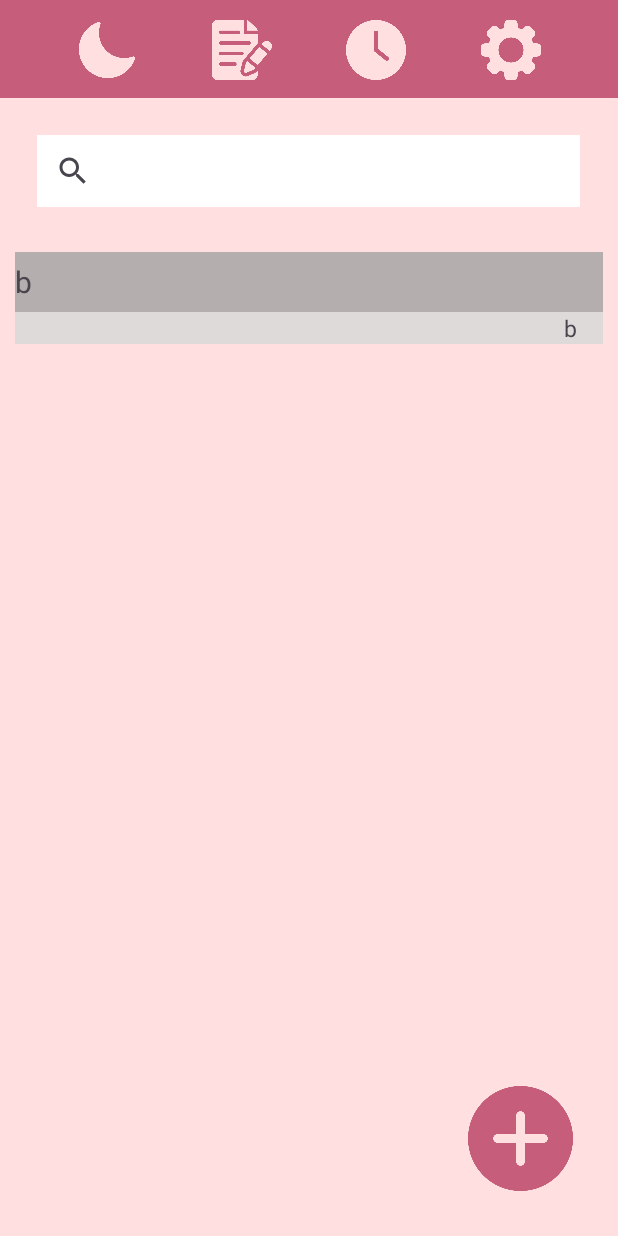
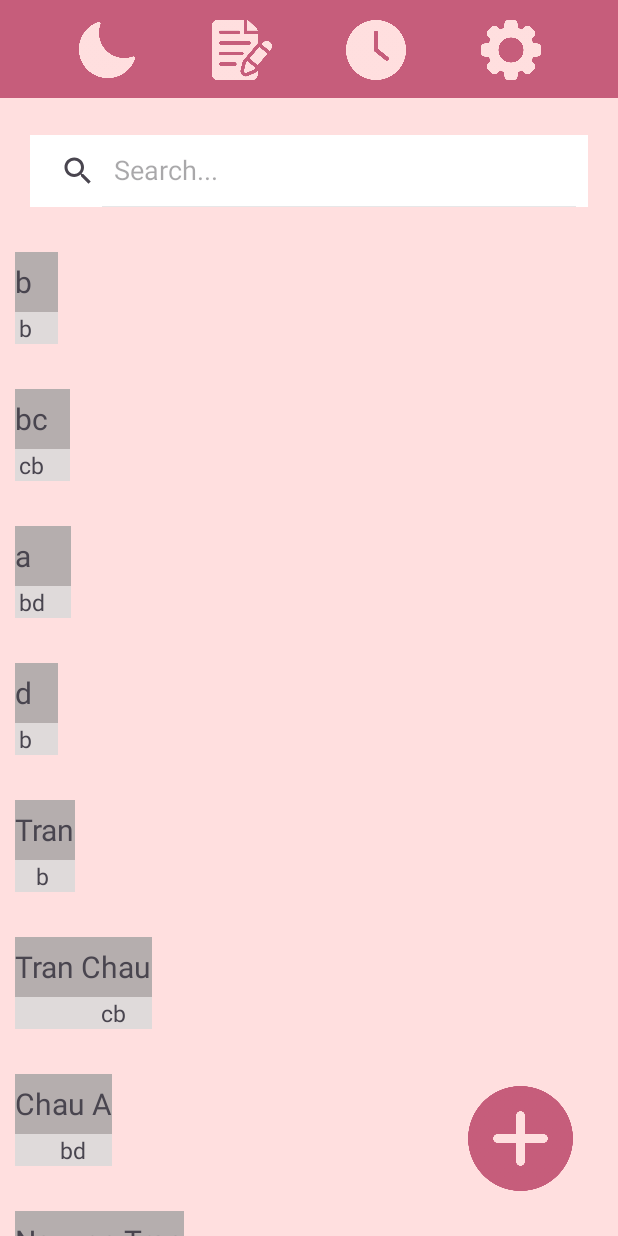
Before and after one commit to bananaa03/Simple-Notes, an Android app: the day_main screen opened directly, with no data from a screen before it, on a phone screen of 412 x 824 dp. Run offline under Robolectric (Android 15) with nearby library versions, the phone set to English and light mode, and no system bars.

Commit message:
Update NoteAdapter.java day_main.java
SearchView tìm kiếm
Thiếu: chưa thoát khỏi searchview được

```diff
--- a/app/src/main/java/com/example/ui_do_an/NoteAdapter.java
+++ b/app/src/main/java/com/example/ui_do_an/NoteAdapter.java
@@ -5,6 +5,8 @@ import android.content.Context;
 import android.view.LayoutInflater;
 import android.view.View;
 import android.view.ViewGroup;
+import android.widget.Filter;
+import android.widget.Filterable;
 import android.widget.TextView;
 
 import androidx.annotation.NonNull;
@@ -13,23 +15,25 @@ import androidx.recyclerview.widget.RecyclerView;
 import java.util.ArrayList;
 
 //Adapter cho Recycle View để hiển thị note ra trang day_main.java và night_main.java
-public class NoteAdapter extends RecyclerView.Adapter<NoteAdapter.ViewHolder> {
+public class NoteAdapter extends RecyclerView.Adapter<NoteAdapter.ViewHolder> implements Filterable {
 
     private ArrayList<Note> listnotes;
     private int layoutID;
     private Activity context;
+    private ArrayList<Note> listnoteaf;
 
     public NoteAdapter(Activity context, int layoutID, ArrayList<Note> notes){
         this.listnotes=notes;
         this.context=context;
         this.layoutID=layoutID;
+        listnoteaf= new ArrayList<>(listnotes);
     }
     @NonNull
     @Override
     public ViewHolder onCreateViewHolder(@NonNull ViewGroup parent, int viewType) {
         Context context = parent.getContext();
         LayoutInflater inflater = LayoutInflater.from(context);
-        View itemView= inflater.inflate(R.layout.item_note, parent, false);
+        View itemView= inflater.inflate(R.layout.item_note, null, false);
         ViewHolder viewHolder = new ViewHolder(itemView);
         return viewHolder;
     }
@@ -58,4 +62,38 @@ public class NoteAdapter extends RecyclerView.Adapter<NoteAdapter.ViewHolder> {
             noteday=itemview.findViewById(R.id.tv_noteday);
         }
     }
+    @Override
+    public Filter getFilter(){
+        return listnotesFilter;
+    }
+
+    private Filter listnotesFilter = new Filter() {
+        @Override
+        protected FilterResults performFiltering(CharSequence constraint) {
+            ArrayList<Note> filterList = new ArrayList<>();
+
+            if(constraint==null || constraint.length() == 0){
+                filterList.addAll(listnoteaf);
+            } else {
+                String filterPattern = constraint.toString().toLowerCase().trim();
+
+                for (Note item : listnoteaf){
+                    if(item.getNote_title().toLowerCase().contains(filterPattern)){
+                        filterList.add(item);
+                    }
+                }
+            }
+            FilterResults results = new FilterResults();
+            results.values= filterList;
+
+            return results;
+        }
+
+        @Override
+        protected void publishResults(CharSequence constraint, FilterResults results) {
+            listnotes.clear();
+            listnotes.addAll((ArrayList) results.values);
+            notifyDataSetChanged();
+        }
+    };
 }
--- a/app/src/main/java/com/example/ui_do_an/day_main.java
+++ b/app/src/main/java/com/example/ui_do_an/day_main.java
@@ -5,33 +5,66 @@ import android.util.Log;
 import android.view.View;
 
 import androidx.appcompat.app.AppCompatActivity;
+import androidx.appcompat.widget.SearchView;
 import androidx.recyclerview.widget.LinearLayoutManager;
 import androidx.recyclerview.widget.RecyclerView;
 
 import java.util.ArrayList;
 
 public class day_main extends AppCompatActivity {
+
+    RecyclerView recyclerView;
+    ArrayList<Note> listNote;
+    NoteAdapter noteAdapter;
+    SearchView searchView;
     @Override
     protected void onCreate(Bundle savedInstanceState) {
         super.onCreate(savedInstanceState);
         setContentView(R.layout.day_main);
-        RecyclerView recyclerView;
-        ArrayList<Note> listNote;
-        NoteAdapter noteAdapter;
+
 
         // Các xử lý khác nếu cần thiết cho layout mới
         recyclerView= findViewById(R.id.rcv_note);
+        searchView = findViewById(R.id.search_View);
 
+
+        recyclerView.setHasFixedSize(false);
         listNote= new ArrayList<>();
         listNote.add(new Note("b", "b"));
         listNote.add(new Note("bc", "cb"));
         listNote.add(new Note("a", "bd"));
         listNote.add(new Note("d", "b"));
+        listNote.add(new Note("Tran", "b"));
+        listNote.add(new Note("Tran Chau", "cb"));
+        listNote.add(new Note("Chau A", "bd"));
+        listNote.add(new Note("Nguyen Tran", "b"));
+        listNote.add(new Note("b", "b"));
+        listNote.add(new Note("bc", "cb"));
+        listNote.add(new Note("a", "bd"));
+        listNote.add(new Note("d", "b"));
+        listNote.add(new Note("Tran", "b"));
+        listNote.add(new Note("Tran Chau", "cb"));
+        listNote.add(new Note("Chau A", "bd"));
+        listNote.add(new Note("Nguyen Tran", "b"));
         Log.d("ItemCount", "Number of items: " + listNote.size());
         noteAdapter= new NoteAdapter(this, R.layout.item_note, listNote);
         LinearLayoutManager layoutManager = new LinearLayoutManager(this);
         recyclerView.setLayoutManager(layoutManager);
         recyclerView.setAdapter(noteAdapter);
+
+        searchView.setOnQueryTextListener(new SearchView.OnQueryTextListener() {
+            @Override
+            public boolean onQueryTextSubmit(String query) {
+                return false;
+            }
+
+            @Override
+            public boolean onQueryTextChange(String newText) {
+                noteAdapter.getFilter().filter(newText);
+                return false;
+            }
+        });
+
     }
     public void night_main(View view){
 
--- a/app/src/main/res/layout/day_main.xml
+++ b/app/src/main/res/layout/day_main.xml
@@ -72,9 +72,9 @@
         app:layout_constraintTop_toTopOf="parent"
         app:srcCompat="@drawable/light_setting" />
 
-    <SearchView
-        android:id="@+id/searchView"
-        android:layout_width="362dp"
+    <androidx.appcompat.widget.SearchView
+        android:id="@+id/search_View"
+        android:layout_width="match_parent"
         android:layout_height="0dp"
         android:layout_centerHorizontal="true"
         android:layout_marginTop="90dp"
@@ -85,6 +85,8 @@
         app:layout_constraintStart_toStartOf="parent"
         app:layout_constraintTop_toBottomOf="@id/toolbar"
         app:layout_constraintTop_toTopOf="parent"
+        android:layout_marginLeft="20dp"
+        android:layout_marginRight="20dp"
         app:queryHint="Search..." />
 
     <androidx.recyclerview.widget.RecyclerView
@@ -92,7 +94,7 @@
         android:layout_width="match_parent"
         android:layout_height="wrap_content"
         android:visibility="visible"
-        app:layout_constraintTop_toBottomOf="@id/searchView"
+        app:layout_constraintTop_toBottomOf="@id/search_View"
         app:layout_constraintVertical_bias="0.277"
         tools:layout_editor_absoluteX="0dp"
         android:layout_marginTop="10dp"/>
```
